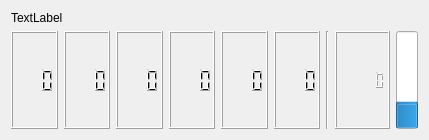
Above: src/ui/uas/UASSkyeBatteryPackWidget.ui from skye-git/qgroundcontrol-old before the change. Below: the same form after it.
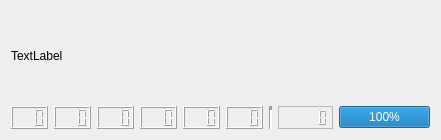
That is the form after the change.

Commit message: Adatptions for Battery Widget

Patch:
```diff
--- a/src/ui/uas/UASSkyeBatteryPackWidget.ui
+++ b/src/ui/uas/UASSkyeBatteryPackWidget.ui
@@ -90,6 +90,9 @@
        </item>
        <item>
         <widget class="Line" name="line">
+         <property name="lineWidth">
+          <number>4</number>
+         </property>
          <property name="orientation">
           <enum>Qt::Vertical</enum>
          </property>
@@ -97,6 +100,9 @@
        </item>
        <item>
         <widget class="QLCDNumber" name="lcdNumberCurrent">
+         <property name="frameShape">
+          <enum>QFrame::StyledPanel</enum>
+         </property>
          <property name="smallDecimalPoint">
           <bool>true</bool>
          </property>
@@ -105,10 +111,10 @@
        <item>
         <widget class="QProgressBar" name="progressBarRemaining">
          <property name="value">
-          <number>24</number>
+          <number>100</number>
          </property>
          <property name="orientation">
-          <enum>Qt::Vertical</enum>
+          <enum>Qt::Horizontal</enum>
          </property>
         </widget>
        </item>
```
The commit also changes 4 other files.
